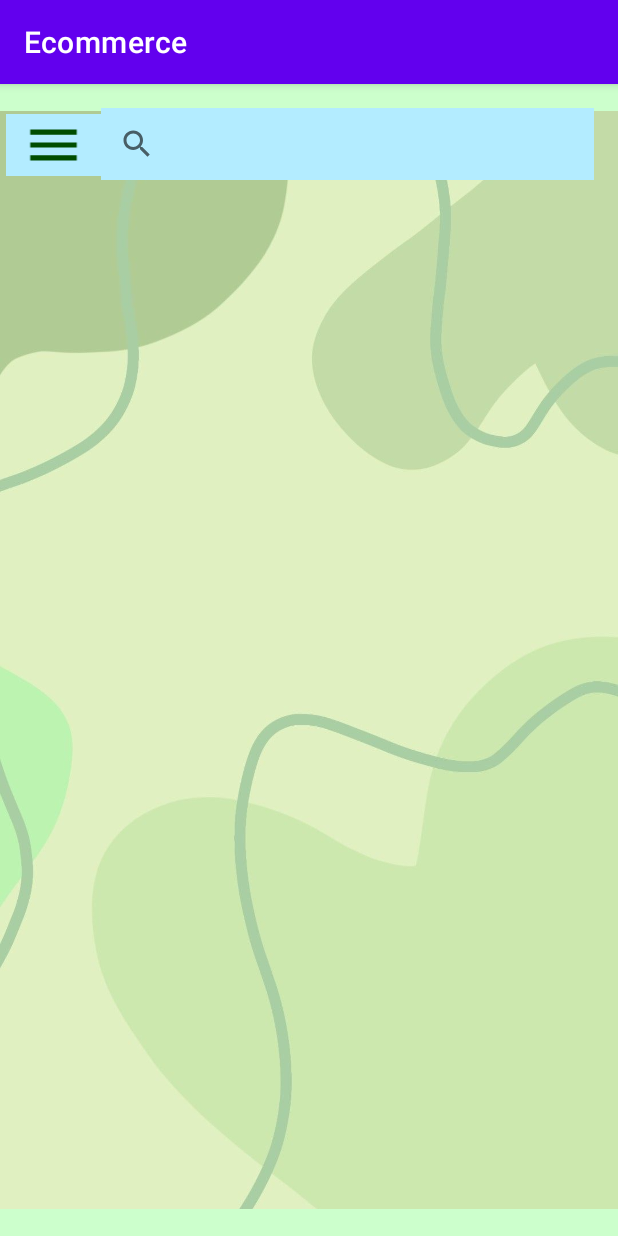
After one commit to mkamar17/ecommerce_app, an Android app: the HomeActivity screen opened directly, with no data from a screen before it, on a phone screen of 412 x 824 dp. The commit adds this screen. Run offline under Robolectric (Android 15) with nearby library versions, the phone set to English and light mode, and no system bars.

Commit message:
new home activity + xml -- login takes you to home, added search + nav bars

```diff
--- a/app/src/main/AndroidManifest.xml
+++ b/app/src/main/AndroidManifest.xml
@@ -22,6 +22,8 @@
         <activity
             android:name=".LoginActivity">
         </activity>
+
+        <activity android:name=".HomeActivity"></activity>
     </application>
 
 </manifest>
--- /dev/null
+++ b/app/src/main/java/com/maryam/ecommerce/HomeActivity.java
@@ -0,0 +1,18 @@
+package com.maryam.ecommerce;
+
+import android.content.Intent;
+import android.os.Bundle;
+import android.widget.SearchView;
+
+import androidx.appcompat.app.AppCompatActivity;
+
+public class HomeActivity extends AppCompatActivity {
+
+    @Override
+    protected void onCreate(Bundle savedInstanceState) {
+        super.onCreate(savedInstanceState);
+        setContentView(R.layout.activity_home);
+
+
+    }
+}
--- a/app/src/main/java/com/maryam/ecommerce/LoginActivity.java
+++ b/app/src/main/java/com/maryam/ecommerce/LoginActivity.java
@@ -38,11 +38,11 @@ public class LoginActivity extends AppCompatActivity {
                 if (shopper.login(username, password)) {
                     Toast.makeText(LoginActivity.this, "Login successful", Toast.LENGTH_SHORT).show();
 
-                    setContentView(R.layout.activity_main); //changes the layout
+                    //setContentView(R.layout.activity_main); //changes the layout
 
-                    //Intent intent = new Intent(LoginActivity.this, MainActivity.class);
-                   // startActivity(intent);
-                  //  finish(); // Close the LoginActivity
+                    Intent intent = new Intent(LoginActivity.this, HomeActivity.class);
+                    startActivity(intent);
+                    finish(); // Close the LoginActivity
                 } else {
                     Toast.makeText(LoginActivity.this, "Invalid username or password", Toast.LENGTH_SHORT).show();
                 }
--- /dev/null
+++ b/app/src/main/res/drawable/ic_navigation.xml
@@ -0,0 +1,12 @@
+<?xml version="1.0" encoding="utf-8"?>
+
+<vector xmlns:android="http://schemas.android.com/apk/res/android"
+    android:width="24dp"
+    android:height="24dp"
+    android:viewportWidth="24"
+    android:viewportHeight="24">
+
+    <path
+        android:fillColor="#004d00"
+        android:pathData="M3,6h18v2H3zM3,11h18v2H3zM3,16h18v2H3z"/>
+</vector>
--- /dev/null
+++ b/app/src/main/res/layout/activity_home.xml
@@ -0,0 +1,45 @@
+<?xml version="1.0" encoding="utf-8"?>
+<androidx.constraintlayout.widget.ConstraintLayout xmlns:android="http://schemas.android.com/apk/res/android"
+    xmlns:app="http://schemas.android.com/apk/res-auto"
+    xmlns:tools="http://schemas.android.com/tools"
+    android:background="#ccffcc"
+    android:layout_width="match_parent"
+    android:layout_height="match_parent">
+
+    <!-- Navigation icon (hamburger menu) -->
+
+    <!-- Search view -->
+    <ImageView
+        android:id="@+id/myImageView"
+        android:layout_width="wrap_content"
+        android:layout_height="wrap_content"
+        android:src="@drawable/green_background"
+        tools:ignore="MissingConstraints" />
+
+    <ImageView
+        android:id="@+id/navigationIcon"
+        android:layout_width="63dp"
+        android:layout_height="41dp"
+        android:layout_marginStart="4dp"
+        android:layout_marginTop="20dp"
+        android:clickable="true"
+        android:focusable="true"
+        android:background="#b3ecff"
+        android:src="@drawable/ic_navigation"
+        app:layout_constraintStart_toStartOf="parent"
+        app:layout_constraintTop_toTopOf="parent" />
+
+    <android.widget.SearchView
+        android:id="@+id/searchView"
+        android:layout_width="0dp"
+        android:layout_height="wrap_content"
+        android:layout_marginTop="16dp"
+        android:layout_marginEnd="16dp"
+        android:background="#b3ecff"
+        app:layout_constraintEnd_toEndOf="parent"
+        app:layout_constraintHorizontal_bias="1.0"
+        app:layout_constraintStart_toEndOf="@id/navigationIcon"
+        app:layout_constraintTop_toTopOf="parent" />
+
+
+</androidx.constraintlayout.widget.ConstraintLayout>
```
Also changed, not shown: app/src/main/res/drawable-v24/green_background.jpeg (added).
